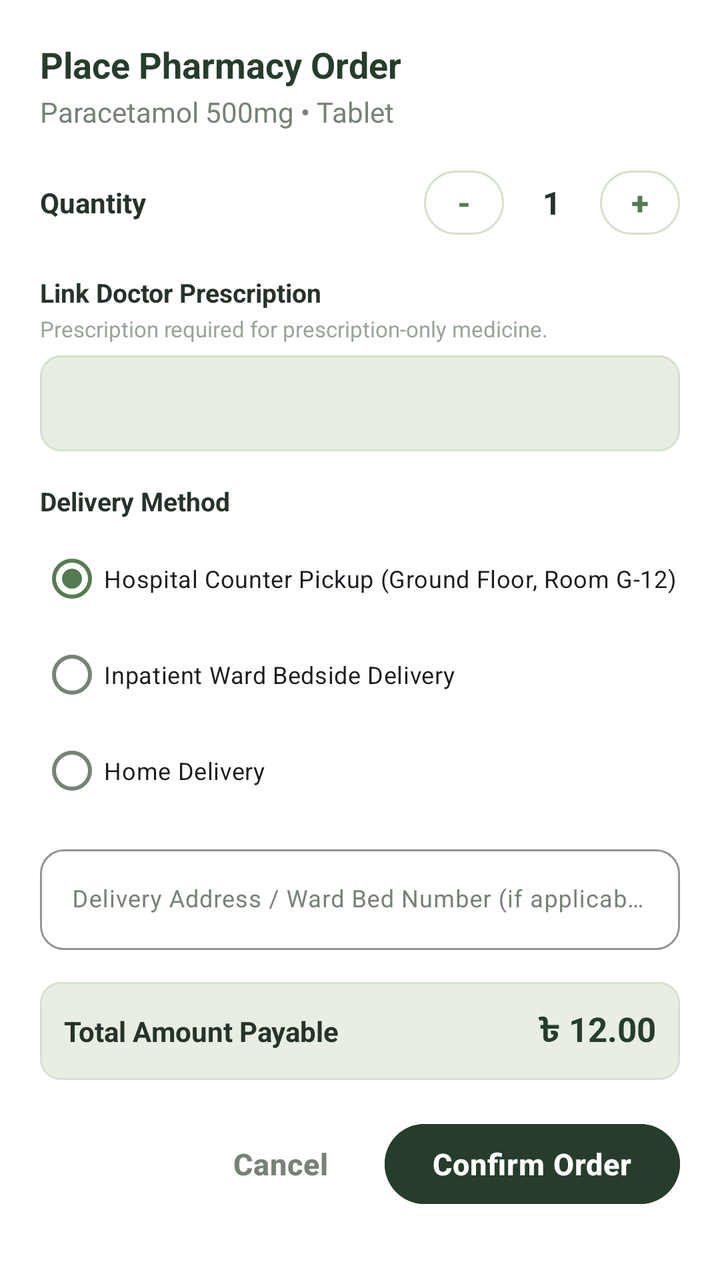
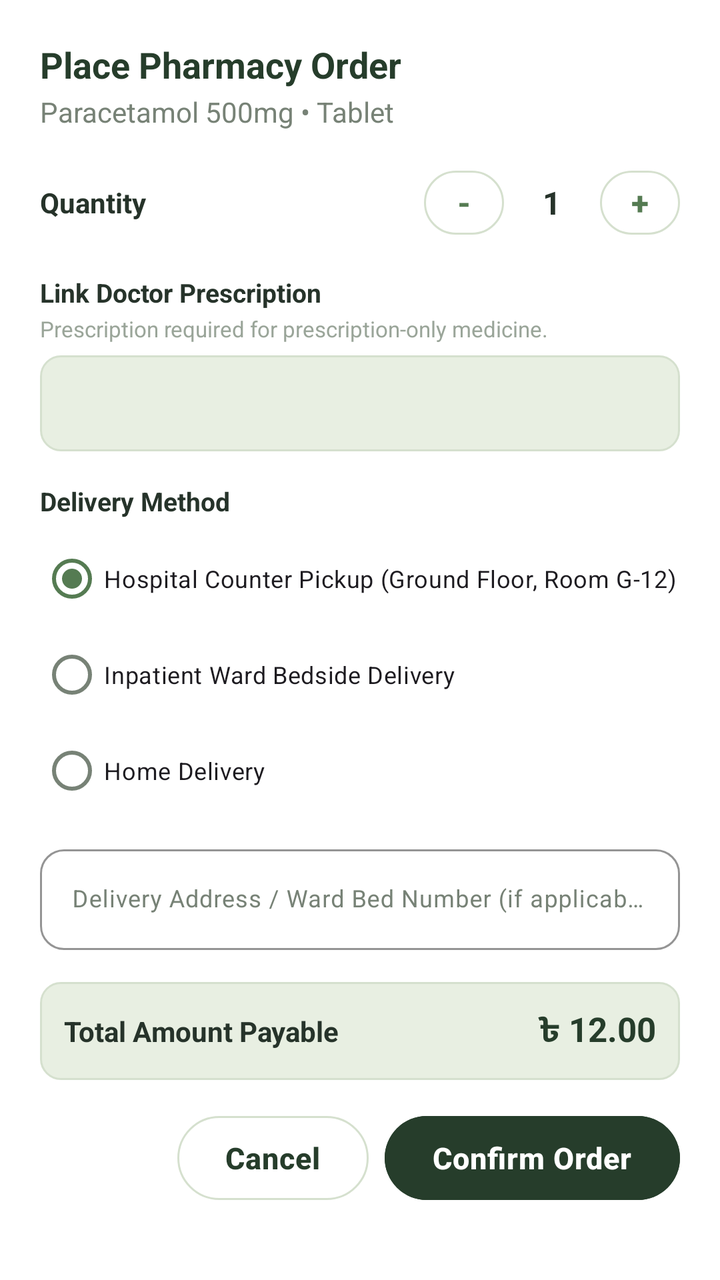

An Android layout rendered at two revisions. The XML below is the earlier revision; the diff shows what the commit changed to produce the second picture.
<!-- AndroidManifest.xml: application theme Theme.AROHI -->
<!-- res/layout/dialog_create_pharmacy_order.xml -->
<?xml version="1.0" encoding="utf-8"?>
<androidx.core.widget.NestedScrollView
    xmlns:android="http://schemas.android.com/apk/res/android"
    xmlns:app="http://schemas.android.com/apk/res-auto"
    android:layout_width="match_parent"
    android:layout_height="wrap_content"
    android:fillViewport="true">

    <LinearLayout
        android:layout_width="match_parent"
        android:layout_height="wrap_content"
        android:orientation="vertical"
        android:padding="20dp"
        android:background="@color/white">

        
        <TextView
            android:id="@+id/tvOrderDialogTitle"
            android:layout_width="wrap_content"
            android:layout_height="wrap_content"
            android:text="Place Pharmacy Order"
            android:textColor="@color/deep_forest_green"
            android:textSize="18sp"
            android:textStyle="bold" />

        <TextView
            android:id="@+id/tvOrderMedicineName"
            android:layout_width="wrap_content"
            android:layout_height="wrap_content"
            android:layout_marginTop="2dp"
            android:text="Paracetamol 500mg • Tablet"
            android:textColor="@color/text_secondary"
            android:textSize="14sp" />

        
        <LinearLayout
            android:layout_width="match_parent"
            android:layout_height="wrap_content"
            android:layout_marginTop="16dp"
            android:orientation="horizontal"
            android:gravity="center_vertical">

            <TextView
                android:layout_width="0dp"
                android:layout_height="wrap_content"
                android:layout_weight="1"
                android:text="Quantity"
                android:textColor="@color/text_primary"
                android:textSize="14sp"
                android:textStyle="bold" />

            <com.google.android.material.button.MaterialButton
                android:id="@+id/btnQtyMinus"
                style="@style/Widget.Material3.Button.OutlinedButton"
                android:layout_width="40dp"
                android:layout_height="40dp"
                android:padding="0dp"
                android:text="-"
                android:textSize="16sp"
                android:textStyle="bold" />

            <TextView
                android:id="@+id/tvOrderQuantity"
                android:layout_width="48dp"
                android:layout_height="wrap_content"
                android:gravity="center"
                android:text="1"
                android:textColor="@color/text_primary"
                android:textSize="16sp"
                android:textStyle="bold" />

            <com.google.android.material.button.MaterialButton
                android:id="@+id/btnQtyPlus"
                style="@style/Widget.Material3.Button.OutlinedButton"
                android:layout_width="40dp"
                android:layout_height="40dp"
                android:padding="0dp"
                android:text="+"
                android:textSize="16sp"
                android:textStyle="bold" />
        </LinearLayout>

        
        <TextView
            android:layout_width="wrap_content"
            android:layout_height="wrap_content"
            android:layout_marginTop="16dp"
            android:text="Link Doctor Prescription"
            android:textColor="@color/text_primary"
            android:textSize="13sp"
            android:textStyle="bold" />

        <TextView
            android:id="@+id/tvRxNotice"
            android:layout_width="wrap_content"
            android:layout_height="wrap_content"
            android:layout_marginTop="2dp"
            android:text="Prescription required for prescription-only medicine."
            android:textColor="@color/text_muted"
            android:textSize="11sp" />

        <Spinner
            android:id="@+id/spinnerPrescriptions"
            android:layout_width="match_parent"
            android:layout_height="48dp"
            android:layout_marginTop="6dp"
            android:background="@drawable/bg_card_subtle"
            android:paddingHorizontal="10dp" />

        
        <TextView
            android:layout_width="wrap_content"
            android:layout_height="wrap_content"
            android:layout_marginTop="16dp"
            android:text="Delivery Method"
            android:textColor="@color/text_primary"
            android:textSize="13sp"
            android:textStyle="bold" />

        <RadioGroup
            android:id="@+id/radioGroupDelivery"
            android:layout_width="match_parent"
            android:layout_height="wrap_content"
            android:layout_marginTop="6dp">

            <RadioButton
                android:id="@+id/rbPickup"
                android:layout_width="match_parent"
                android:layout_height="wrap_content"
                android:checked="true"
                android:text="Hospital Counter Pickup (Ground Floor, Room G-12)"
                android:textSize="12sp" />

            <RadioButton
                android:id="@+id/rbWard"
                android:layout_width="match_parent"
                android:layout_height="wrap_content"
                android:text="Inpatient Ward Bedside Delivery"
                android:textSize="12sp" />

            <RadioButton
                android:id="@+id/rbHome"
                android:layout_width="match_parent"
                android:layout_height="wrap_content"
                android:text="Home Delivery"
                android:textSize="12sp" />
        </RadioGroup>

        
        <com.google.android.material.textfield.TextInputLayout
            style="@style/Widget.Material3.TextInputLayout.OutlinedBox"
            android:layout_width="match_parent"
            android:layout_height="wrap_content"
            android:layout_marginTop="10dp"
            app:boxStrokeColor="@color/border_focused">

            <com.google.android.material.textfield.TextInputEditText
                android:id="@+id/etDeliveryAddress"
                android:layout_width="match_parent"
                android:layout_height="wrap_content"
                android:hint="Delivery Address / Ward Bed Number (if applicable)"
                android:inputType="text"
                android:textSize="12sp" />
        </com.google.android.material.textfield.TextInputLayout>

        
        <LinearLayout
            android:layout_width="match_parent"
            android:layout_height="wrap_content"
            android:layout_marginTop="16dp"
            android:background="@drawable/bg_card_subtle"
            android:orientation="horizontal"
            android:padding="12dp"
            android:gravity="center_vertical">

            <TextView
                android:layout_width="0dp"
                android:layout_height="wrap_content"
                android:layout_weight="1"
                android:text="Total Amount Payable"
                android:textColor="@color/text_primary"
                android:textSize="14sp"
                android:textStyle="bold" />

            <TextView
                android:id="@+id/tvOrderCalculatedTotal"
                android:layout_width="wrap_content"
                android:layout_height="wrap_content"
                android:text="৳ 12.00"
                android:textColor="@color/deep_forest_green"
                android:textSize="17sp"
                android:textStyle="bold" />
        </LinearLayout>

        
        <LinearLayout
            android:layout_width="match_parent"
            android:layout_height="wrap_content"
            android:layout_marginTop="18dp"
            android:orientation="horizontal"
            android:gravity="end">

            <com.google.android.material.button.MaterialButton
                android:id="@+id/btnCancelOrderDialog"
                style="@style/Widget.Material3.Button.TextButton"
                android:layout_width="wrap_content"
                android:layout_height="wrap_content"
                android:text="Cancel"
                android:textColor="@color/text_secondary" />

            <com.google.android.material.button.MaterialButton
                android:id="@+id/btnSubmitOrder"
                style="@style/Widget.Material3.Button"
                android:layout_width="wrap_content"
                android:layout_height="wrap_content"
                android:layout_marginStart="8dp"
                android:backgroundTint="@color/deep_forest_green"
                android:text="Confirm Order"
                android:textColor="@color/white" />
        </LinearLayout>
    </LinearLayout>
</androidx.core.widget.NestedScrollView>
<!-- resources referenced by this layout -->
<resources>
  <style name="Theme.AROHI" parent="Theme.Material3.Light.NoActionBar">
          
          <item name="colorPrimary">@color/primary_moss_green</item>
          <item name="colorOnPrimary">@color/white</item>
          <item name="colorPrimaryContainer">@color/pale_mint</item>
          <item name="colorOnPrimaryContainer">@color/deep_forest_green</item>
  
          <item name="colorSecondary">@color/secondary_sage</item>
          <item name="colorOnSecondary">@color/white</item>
          <item name="colorSecondaryContainer">@color/soft_sage</item>
          <item name="colorOnSecondaryContainer">@color/deep_forest_green</item>
  
          <item name="colorTertiary">@color/deep_forest_green</item>
          <item name="colorOnTertiary">@color/white</item>
  
          <item name="colorError">@color/status_emergency</item>
          <item name="colorOnError">@color/white</item>
          <item name="colorErrorContainer">@color/status_emergency_bg</item>
          <item name="colorOnErrorContainer">@color/status_emergency</item>
  
          
          <item name="android:windowBackground">@color/warm_ivory</item>
          <item name="android:colorBackground">@color/warm_ivory</item>
          <item name="colorSurface">@color/surface_card</item>
          <item name="colorOnSurface">@color/text_primary</item>
          <item name="colorSurfaceVariant">@color/pale_mint</item>
          <item name="colorOnSurfaceVariant">@color/text_secondary</item>
          <item name="colorOutline">@color/border_stroke</item>
  
          
          <item name="android:statusBarColor">@color/deep_forest_green</item>
          <item name="android:navigationBarColor">@color/warm_ivory</item>
          <item name="android:windowLightStatusBar">false</item>
  
          
          <item name="materialButtonStyle">@style/Widget.AROHI.Button.Primary</item>
          <item name="textInputStyle">@style/Widget.AROHI.TextInputLayout</item>
          <item name="materialCardViewStyle">@style/Widget.AROHI.Card</item>
      </style>
  <!-- unchanged entries left out for length: 25 -->
</resources>

<!-- the commit's change to res/layout/dialog_create_pharmacy_order.xml (unified diff, before → after) -->
@@ -202,21 +202,29 @@
 
             <com.google.android.material.button.MaterialButton
                 android:id="@+id/btnCancelOrderDialog"
-                style="@style/Widget.Material3.Button.TextButton"
+                style="@style/Widget.Material3.Button.OutlinedButton"
                 android:layout_width="wrap_content"
-                android:layout_height="wrap_content"
+                android:layout_height="42dp"
+                android:insetTop="0dp"
+                android:insetBottom="0dp"
                 android:text="Cancel"
-                android:textColor="@color/text_secondary" />
+                android:textColor="@color/deep_forest_green"
+                app:cornerRadius="21dp"
+                app:strokeColor="@color/border_stroke"
+                app:strokeWidth="1dp" />
 
             <com.google.android.material.button.MaterialButton
                 android:id="@+id/btnSubmitOrder"
                 style="@style/Widget.Material3.Button"
                 android:layout_width="wrap_content"
-                android:layout_height="wrap_content"
+                android:layout_height="42dp"
                 android:layout_marginStart="8dp"
+                android:insetTop="0dp"
+                android:insetBottom="0dp"
                 android:backgroundTint="@color/deep_forest_green"
                 android:text="Confirm Order"
-                android:textColor="@color/white" />
+                android:textColor="@color/white"
+                app:cornerRadius="21dp" />
         </LinearLayout>
     </LinearLayout>
 </androidx.core.widget.NestedScrollView>
<!-- resource entries referenced after the edit -->
@@ -38,6 +38,39 @@
           <item name="materialButtonStyle">@style/Widget.AROHI.Button.Primary</item>
           <item name="textInputStyle">@style/Widget.AROHI.TextInputLayout</item>
           <item name="materialCardViewStyle">@style/Widget.AROHI.Card</item>
+          <item name="materialAlertDialogTheme">@style/ThemeOverlay.AROHI.MaterialAlertDialog</item>
+          <item name="alertDialogTheme">@style/ThemeOverlay.AROHI.MaterialAlertDialog</item>
+      </style>
+  <style name="ThemeOverlay.AROHI.MaterialAlertDialog" parent="ThemeOverlay.Material3.MaterialAlertDialog">
+          <item name="buttonBarPositiveButtonStyle">@style/Widget.AROHI.Dialog.Button.Positive</item>
+          <item name="buttonBarNegativeButtonStyle">@style/Widget.AROHI.Dialog.Button.Negative</item>
+          <item name="buttonBarNeutralButtonStyle">@style/Widget.AROHI.Dialog.Button.Negative</item>
+          <item name="shapeAppearanceOverlay">@style/ShapeAppearance.AROHI.Dialog</item>
+      </style>
+  <style name="Widget.AROHI.Dialog.Button.Positive" parent="Widget.Material3.Button">
+          <item name="android:textColor">@color/white</item>
+          <item name="android:textSize">13sp</item>
+          <item name="android:textStyle">bold</item>
+          <item name="android:minHeight">38dp</item>
+          <item name="android:insetTop">0dp</item>
+          <item name="android:insetBottom">0dp</item>
+          <item name="backgroundTint">@color/primary_moss_green</item>
+          <item name="cornerRadius">19dp</item>
+      </style>
+  <style name="Widget.AROHI.Dialog.Button.Negative" parent="Widget.Material3.Button.OutlinedButton">
+          <item name="android:textColor">@color/deep_forest_green</item>
+          <item name="android:textSize">13sp</item>
+          <item name="android:textStyle">bold</item>
+          <item name="android:minHeight">38dp</item>
+          <item name="android:insetTop">0dp</item>
+          <item name="android:insetBottom">0dp</item>
+          <item name="backgroundTint">@color/surface_card</item>
+          <item name="strokeColor">@color/border_stroke</item>
+          <item name="strokeWidth">1dp</item>
+          <item name="cornerRadius">19dp</item>
+      </style>
+  <style name="ShapeAppearance.AROHI.Dialog" parent="ShapeAppearance.Material3.Corner.Medium">
+          <item name="cornerSize">16dp</item>
       </style>
   <!-- unchanged entries left out for length: 25 -->
 </resources>
